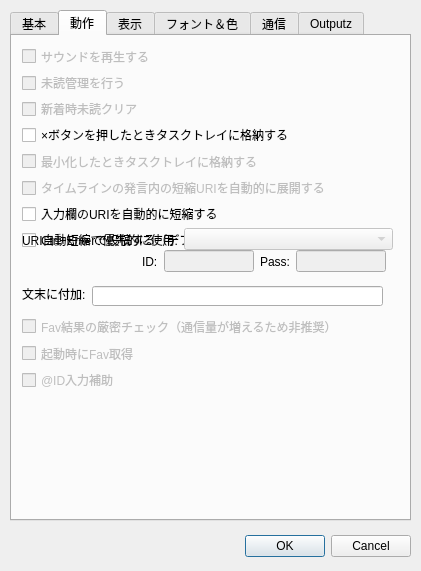
Above: settingdialog.ui from plus7/Qween before the change. Below: the same form after it.
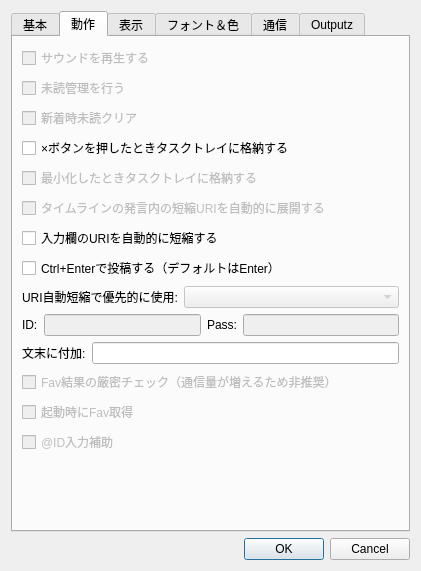
That is the form after the change. The open tabs and pages were chosen to show the change.

Commit message: 動作タブのレイアウトを修正

Patch:
```diff
--- a/settingdialog.ui
+++ b/settingdialog.ui
@@ -13,31 +13,9 @@
   <property name="windowTitle">
    <string>設定</string>
   </property>
-  <widget class="QDialogButtonBox" name="buttonBox">
-   <property name="geometry">
-    <rect>
-     <x>70</x>
-     <y>530</y>
-     <width>341</width>
-     <height>32</height>
-    </rect>
-   </property>
-   <property name="orientation">
-    <enum>Qt::Horizontal</enum>
-   </property>
-   <property name="standardButtons">
-    <set>QDialogButtonBox::Cancel|QDialogButtonBox::Ok</set>
-   </property>
-  </widget>
+  <layout class="QVBoxLayout" name="verticalLayout_4">
+   <item>
   <widget class="QTabWidget" name="tabWidget">
-   <property name="geometry">
-    <rect>
-     <x>10</x>
-     <y>10</y>
-     <width>401</width>
-     <height>511</height>
-    </rect>
-   </property>
    <property name="currentIndex">
     <number>0</number>
    </property>
@@ -237,15 +215,8 @@
     <attribute name="title">
      <string>動作</string>
     </attribute>
-    <widget class="QWidget" name="verticalLayoutWidget">
-     <property name="geometry">
-      <rect>
-       <x>10</x>
-       <y>10</y>
-       <width>371</width>
-       <height>204</height>
-      </rect>
-     </property>
+      <layout class="QVBoxLayout" name="verticalLayout_3">
+       <item>
      <layout class="QVBoxLayout" name="verticalLayout">
       <item>
        <widget class="QCheckBox" name="checkBox_12">
@@ -325,16 +296,8 @@
        </widget>
       </item>
      </layout>
-    </widget>
-    <widget class="QWidget" name="horizontalLayoutWidget">
-     <property name="geometry">
-      <rect>
-       <x>10</x>
-       <y>190</y>
-       <width>371</width>
-       <height>27</height>
-      </rect>
-     </property>
+       </item>
+       <item>
      <layout class="QHBoxLayout" name="horizontalLayout">
       <item>
        <widget class="QLabel" name="label_19">
@@ -363,16 +326,8 @@
        </widget>
       </item>
      </layout>
-    </widget>
-    <widget class="QWidget" name="horizontalLayoutWidget_2">
-     <property name="geometry">
-      <rect>
-       <x>130</x>
-       <y>210</y>
-       <width>244</width>
-       <height>31</height>
-      </rect>
-     </property>
+       </item>
+       <item>
      <layout class="QHBoxLayout" name="horizontalLayout_2">
       <item>
        <widget class="QLabel" name="label_20">
@@ -415,39 +370,22 @@
        </widget>
       </item>
      </layout>
-    </widget>
+       </item>
+       <item>
+        <layout class="QHBoxLayout" name="horizontalLayout_3">
+         <item>
     <widget class="QLabel" name="label_22">
-     <property name="geometry">
-      <rect>
-       <x>10</x>
-       <y>250</y>
-       <width>71</width>
-       <height>16</height>
-      </rect>
-     </property>
      <property name="text">
       <string>文末に付加:</string>
      </property>
     </widget>
-    <widget class="QLineEdit" name="edtStatusSuffix">
-     <property name="geometry">
-      <rect>
-       <x>80</x>
-       <y>250</y>
-       <width>291</width>
-       <height>20</height>
-      </rect>
-     </property>
-    </widget>
-    <widget class="QWidget" name="verticalLayoutWidget_2">
-     <property name="geometry">
-      <rect>
-       <x>10</x>
-       <y>280</y>
-       <width>371</width>
-       <height>74</height>
-      </rect>
-     </property>
+         </item>
+         <item>
+          <widget class="QLineEdit" name="edtStatusSuffix"/>
+         </item>
+        </layout>
+       </item>
+       <item>
      <layout class="QVBoxLayout" name="verticalLayout_2">
       <item>
        <widget class="QCheckBox" name="checkBox_5">
@@ -480,7 +418,21 @@
        </widget>
       </item>
      </layout>
-    </widget>
+       </item>
+       <item>
+        <spacer name="verticalSpacer">
+         <property name="orientation">
+          <enum>Qt::Vertical</enum>
+         </property>
+         <property name="sizeHint" stdset="0">
+          <size>
+           <width>20</width>
+           <height>40</height>
+          </size>
+         </property>
+        </spacer>
+       </item>
+      </layout>
    </widget>
    <widget class="QWidget" name="tab_3">
     <attribute name="title">
@@ -783,6 +735,18 @@
     </widget>
    </widget>
   </widget>
+   </item>
+   <item>
+    <widget class="QDialogButtonBox" name="buttonBox">
+     <property name="orientation">
+      <enum>Qt::Horizontal</enum>
+     </property>
+     <property name="standardButtons">
+      <set>QDialogButtonBox::Cancel|QDialogButtonBox::Ok</set>
+     </property>
+    </widget>
+   </item>
+  </layout>
  </widget>
  <resources/>
  <connections>
```
Left out of the diff: 2 changed lines with no effect on the pictures. Lines whose indentation alone changed are shown as unchanged.
